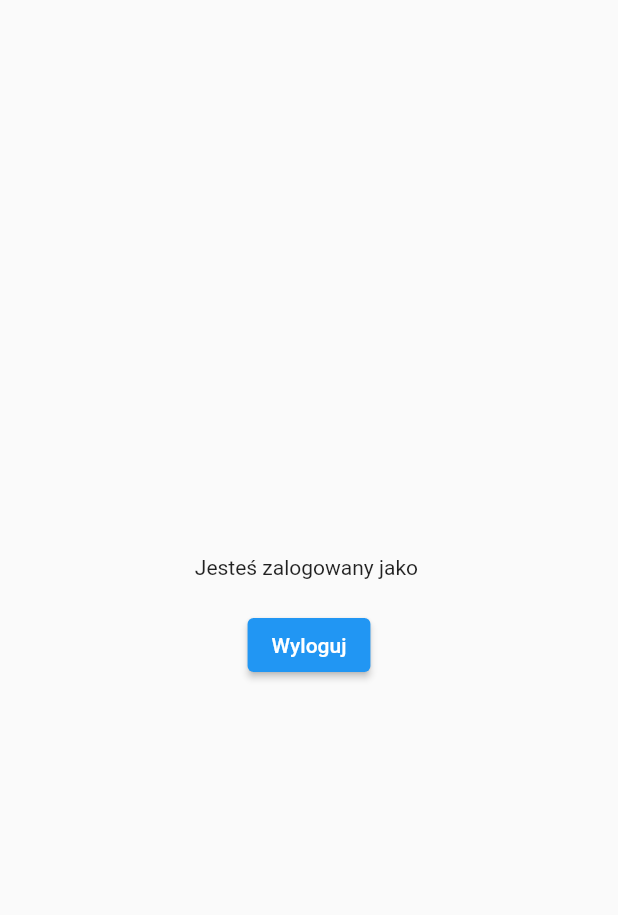
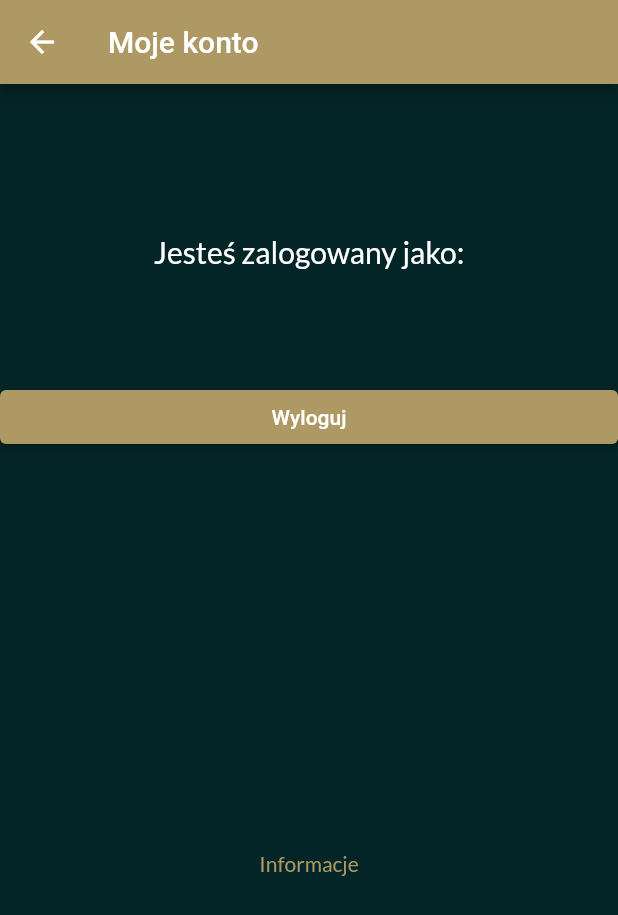
Before and after one commit to patrykstraczek/myfin, a Flutter app: the MyAccountPage screen opened directly with empty values, on a phone screen of 412 x 824 dp. Shown: the top 915 px of the screen. Run offline on Flutter 3.47's test engine with Material 2 defaults, Android fonts, the phone set to English and light mode, and no system bars; our stand-ins replace cloud_firestore, firebase_auth, firebase_core, google_fonts; accounts and stored records are empty; network calls fail.

```diff
--- a/lib/App/my_account_page.dart
+++ b/lib/App/my_account_page.dart
@@ -1,5 +1,7 @@
 import 'package:firebase_auth/firebase_auth.dart';
 import 'package:flutter/material.dart';
+import 'package:google_fonts/google_fonts.dart';
+import 'package:myfin/App/info_page.dart';
 
 class MyAccountPage extends StatelessWidget {
   const MyAccountPage({
@@ -11,19 +13,55 @@ class MyAccountPage extends StatelessWidget {
 
   @override
   Widget build(BuildContext context) {
-    return Center(
-      child: Column(
-        mainAxisAlignment: MainAxisAlignment.center,
+    return Scaffold(
+      appBar: AppBar(
+        backgroundColor: const Color.fromARGB(255, 174, 152, 100),
+        title: const Text('Moje konto'),
+      ),
+      backgroundColor: const Color.fromARGB(255, 3, 37, 39),
+      body: ListView(
         children: [
-          Text('Jesteś zalogowany jako $email'),
-          const SizedBox(
-            height: 20,
+          const SizedBox(height: 100),
+          Text(
+            'Jesteś zalogowany jako:',
+            style: GoogleFonts.lato(
+              color: Colors.white,
+              fontSize: 20,
+            ),
+            textAlign: TextAlign.center,
           ),
+          const SizedBox(height: 10),
+          Text(
+            '$email',
+            style: GoogleFonts.lato(
+              color: Colors.white,
+              fontSize: 12,
+            ),
+            textAlign: TextAlign.center,
+          ),
+          const SizedBox(height: 50),
           ElevatedButton(
             onPressed: () {
               FirebaseAuth.instance.signOut();
             },
             child: const Text('Wyloguj'),
+            style: ElevatedButton.styleFrom(
+              primary: const Color.fromARGB(255, 174, 152, 100),
+            ),
+          ),
+          const SizedBox(height: 250),
+          TextButton(
+            onPressed: () {
+              Navigator.of(context).push(
+                MaterialPageRoute(builder: (_) => const InfoPage()),
+              );
+            },
+            child: Text(
+              'Informacje',
+              style: GoogleFonts.lato(
+                color: const Color.fromARGB(255, 174, 152, 100),
+              ),
+            ),
           ),
         ],
       ),
--- a/lib/main.dart
+++ b/lib/main.dart
@@ -2,7 +2,7 @@ import 'package:firebase_auth/firebase_auth.dart';
 import 'package:flutter/material.dart';
 import 'package:myfin/App/home_page.dart';
 import 'package:firebase_core/firebase_core.dart';
-import 'package:myfin/App/welcome_page.dart';
+import 'package:myfin/App/login_page.dart';
 import 'firebase_options.dart';
 
 void main() async {
@@ -40,7 +40,7 @@ class RootPage extends StatelessWidget {
       builder: (context, snapshot) {
         final user = snapshot.data;
         if (user == null) {
-          return const FirstPage();
+          return LoginPage();
         }
         return HomePage(user: user);
       },
--- a/pubspec.yaml
+++ b/pubspec.yaml
@@ -37,6 +37,7 @@ dependencies:
   google_fonts: ^2.3.1
   firebase_core: ^1.17.0
   firebase_auth: ^3.3.18
+  cloud_firestore: ^3.1.17
 
 dev_dependencies:
   flutter_test:
```
Also changed, not shown: lib/App/account_balance_page.dart (added, +63 -0 lines), lib/App/add_page.dart (added, +54 -0 lines), lib/App/home_page.dart (+46 -26 lines), lib/App/incomes_page.dart (added, +62 -0 lines), lib/App/info_page.dart (added, +51 -0 lines), lib/App/login_page.dart (+12 -2 lines), lib/App/starting_page.dart (+0 -16 lines), pubspec.lock, 1 other file.
